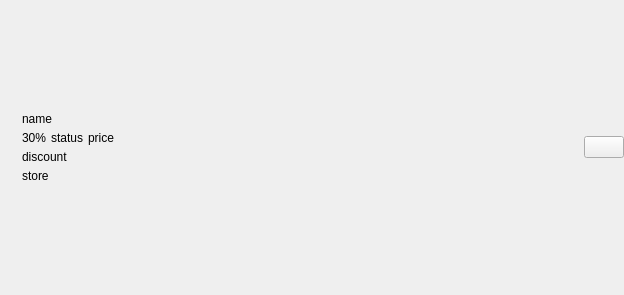
Above: src/prism-live-studio/PRISMLiveStudio/prism-ui/PLSPlatformApi/naver-shopping-live/PLSNaverShoppingLIVEProductItemView.ui from naver/prism-live-studio before the change. Below: the same form after it.
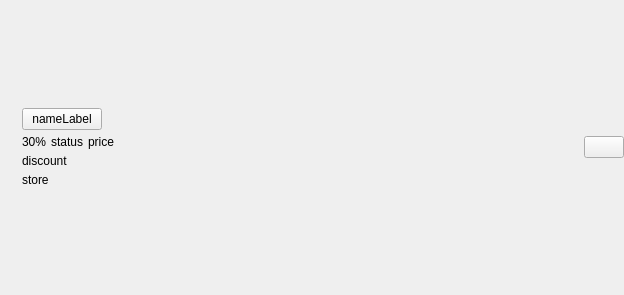
That is the form after the change. Custom widgets are drawn as their Qt base class.

```diff
--- a/src/prism-live-studio/PRISMLiveStudio/prism-ui/PLSPlatformApi/naver-shopping-live/PLSNaverShoppingLIVEProductItemView.ui
+++ b/src/prism-live-studio/PRISMLiveStudio/prism-ui/PLSPlatformApi/naver-shopping-live/PLSNaverShoppingLIVEProductItemView.ui
@@ -49,13 +49,13 @@
        <number>0</number>
       </property>
       <property name="topMargin">
-       <number>0</number>
+       <number>3</number>
       </property>
       <property name="rightMargin">
        <number>0</number>
       </property>
       <property name="bottomMargin">
-       <number>0</number>
+       <number>3</number>
       </property>
       <item>
        <spacer name="verticalSpacer_2">
@@ -89,9 +89,9 @@
           <number>0</number>
          </property>
          <item>
-          <widget class="QLabel" name="nameLabel">
+          <widget class="QPushButton" name="nameLabel">
            <property name="text">
-            <string>name</string>
+            <string>nameLabel</string>
            </property>
           </widget>
          </item>
```
